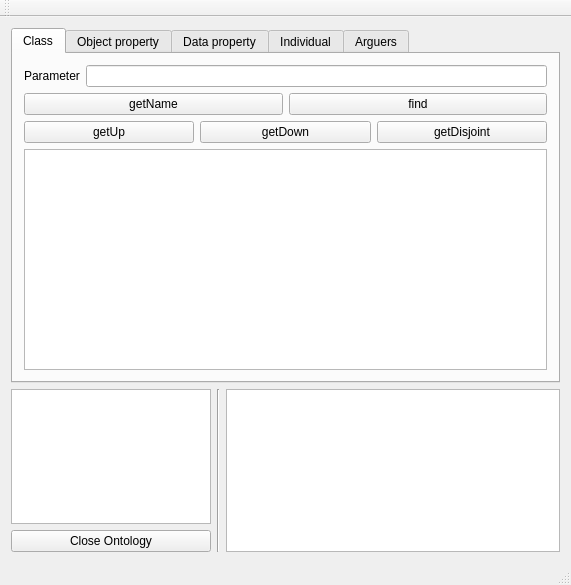
Before: the Qt Designer form ui/ontologui.ui in sarthou/ontologenius, drawn with Qt 5.
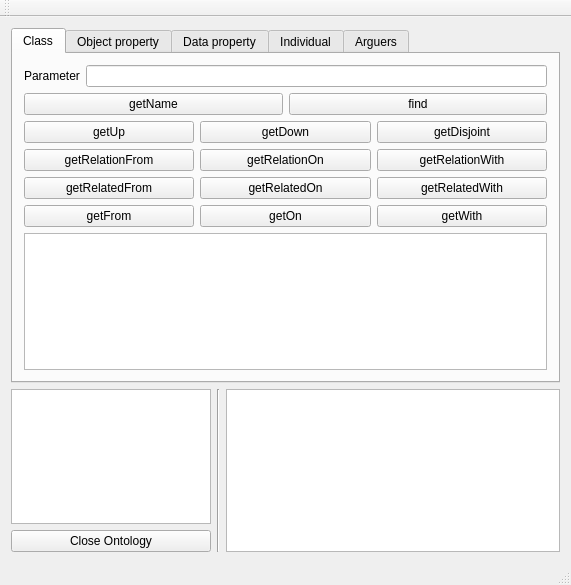
After: the same form once the commit is applied. The open tabs and pages were chosen to show the change. Custom widgets are drawn as their Qt base class.

Commit message: [UPDATE] ClassGraph properties exploration in ontoloGUI

What changed in the file:
```diff
--- a/ui/ontologui.ui
+++ b/ui/ontologui.ui
@@ -112,6 +112,126 @@
           </item>
          </layout>
         </item>
+        <item>
+         <layout class="QHBoxLayout" name="horizontalLayout_22">
+          <item>
+           <widget class="QPushButtonExtended" name="Class_getRelationFrom">
+            <property name="cursor">
+             <cursorShape>PointingHandCursor</cursorShape>
+            </property>
+            <property name="whatsThis">
+             <string>&lt;html&gt;&lt;head/&gt;&lt;body&gt;&lt;p&gt;&lt;span style=&quot; font-weight:600; font-style:italic;&quot;&gt;getRelationFrom&lt;/span&gt; will give you all the properties applied to the class given in the parameter&lt;br/&gt;&lt;/p&gt;&lt;p&gt;Command line:&lt;/p&gt;&lt;p&gt;&lt;span style=&quot; font-family:'monospace';&quot;&gt;$ rosservice call /ontologenius/class &amp;quot;{param: 'human', action: 'getRelationFrom'}&amp;quot;&lt;/span&gt;&lt;/p&gt;&lt;/body&gt;&lt;/html&gt;</string>
+            </property>
+            <property name="text">
+             <string>getRelationFrom</string>
+            </property>
+           </widget>
+          </item>
+          <item>
+           <widget class="QPushButtonExtended" name="Class_getRelationOn">
+            <property name="cursor">
+             <cursorShape>PointingHandCursor</cursorShape>
+            </property>
+            <property name="whatsThis">
+             <string>&lt;html&gt;&lt;head/&gt;&lt;body&gt;&lt;p&gt;&lt;span style=&quot; font-weight:600; font-style:italic;&quot;&gt;getRelationOn&lt;/span&gt; will give you all the properties going to the given class in the parameter&lt;br/&gt;&lt;/p&gt;&lt;p&gt;Command line:&lt;/p&gt;&lt;p&gt;&lt;span style=&quot; font-family:'monospace';&quot;&gt;$ rosservice call /ontologenius/class &amp;quot;{param: 'human', action: 'getRelationOn'}&amp;quot;&lt;/span&gt;&lt;/p&gt;&lt;/body&gt;&lt;/html&gt;</string>
+            </property>
+            <property name="text">
+             <string>getRelationOn</string>
+            </property>
+           </widget>
+          </item>
+          <item>
+           <widget class="QPushButtonExtended" name="Class_getRelationWith">
+            <property name="cursor">
+             <cursorShape>PointingHandCursor</cursorShape>
+            </property>
+            <property name="whatsThis">
+             <string>&lt;html&gt;&lt;head/&gt;&lt;body&gt;&lt;p&gt;&lt;span style=&quot; font-weight:600; font-style:italic;&quot;&gt;getRelationWith&lt;/span&gt; will give you all the classes pointed by a property applied to the given class in the parameter&lt;br/&gt;&lt;/p&gt;&lt;p&gt;Command line:&lt;/p&gt;&lt;p&gt;&lt;span style=&quot; font-family:'monospace';&quot;&gt;$ rosservice call /ontologenius/class &amp;quot;{param: 'human', action: 'getRelationWith'}&amp;quot;&lt;/span&gt;&lt;/p&gt;&lt;/body&gt;&lt;/html&gt;</string>
+            </property>
+            <property name="text">
+             <string>getRelationWith</string>
+            </property>
+           </widget>
+          </item>
+         </layout>
+        </item>
+        <item>
+         <layout class="QHBoxLayout" name="horizontalLayout_23">
+          <item>
+           <widget class="QPushButtonExtended" name="Class_getRelatedFrom">
+            <property name="cursor">
+             <cursorShape>PointingHandCursor</cursorShape>
+            </property>
+            <property name="whatsThis">
+             <string>&lt;html&gt;&lt;head/&gt;&lt;body&gt;&lt;p&gt;&lt;span style=&quot; font-weight:600; font-style:italic;&quot;&gt;getRelatedFrom&lt;/span&gt; will give you all the classes possessing the property given in the parameter&lt;br/&gt;&lt;/p&gt;&lt;p&gt;Command line:&lt;/p&gt;&lt;p&gt;&lt;span style=&quot; font-family:'monospace';&quot;&gt;$ rosservice call /ontologenius/class &amp;quot;{param: 'hasLeg', action: 'getRelatedFrom'}&amp;quot;&lt;/span&gt;&lt;/p&gt;&lt;/body&gt;&lt;/html&gt;</string>
+            </property>
+            <property name="text">
+             <string>getRelatedFrom</string>
+            </property>
+           </widget>
+          </item>
+          <item>
+           <widget class="QPushButtonExtended" name="Class_getRelatedOn">
+            <property name="cursor">
+             <cursorShape>PointingHandCursor</cursorShape>
+            </property>
+            <property name="whatsThis">
+             <string>&lt;html&gt;&lt;head/&gt;&lt;body&gt;&lt;p&gt;&lt;span style=&quot; font-weight:600; font-style:italic;&quot;&gt;getRelatedOn&lt;/span&gt; will give you all the classes pointed to by the property given in the parameter&lt;br/&gt;&lt;/p&gt;&lt;p&gt;Command line:&lt;/p&gt;&lt;p&gt;$ rosservice call /ontologenius/class &amp;quot;{param: 'hasLeg', action: 'getRelatedOn'}&amp;quot;&lt;/p&gt;&lt;/body&gt;&lt;/html&gt;</string>
+            </property>
+            <property name="text">
+             <string>getRelatedOn</string>
+            </property>
+           </widget>
+          </item>
+          <item>
+           <widget class="QPushButtonExtended" name="Class_getRelatedWith">
+            <property name="cursor">
+             <cursorShape>PointingHandCursor</cursorShape>
+            </property>
+            <property name="whatsThis">
+             <string>&lt;html&gt;&lt;head/&gt;&lt;body&gt;&lt;p&gt;&lt;span style=&quot; font-weight:600; font-style:italic;&quot;&gt;getRelatedWith&lt;/span&gt; will give you all classes having a property pointing to the given class in the parameter&lt;br/&gt;&lt;/p&gt;&lt;p&gt;Command line:&lt;/p&gt;&lt;p&gt;&lt;span style=&quot; font-family:'monospace';&quot;&gt;$ rosservice call /ontologenius/class &amp;quot;{param: 'human', action: 'getRelatedWith'}&amp;quot;&lt;/span&gt;&lt;/p&gt;&lt;/body&gt;&lt;/html&gt;</string>
+            </property>
+            <property name="text">
+             <string>getRelatedWith</string>
+            </property>
+           </widget>
+          </item>
+         </layout>
+        </item>
+        <item>
+         <layout class="QHBoxLayout" name="horizontalLayout_24">
+          <item>
+           <widget class="QPushButtonExtended" name="Class_getFrom">
+            <property name="whatsThis">
+             <string>&lt;html&gt;&lt;head/&gt;&lt;body&gt;&lt;p&gt;&lt;span style=&quot; font-weight:600; font-style:italic;&quot;&gt;getFrom&lt;/span&gt; will give you all the classes having the given property in the parameter and pointing to the given class in the parameter&lt;br/&gt;&lt;/p&gt;&lt;p&gt;Command line:&lt;/p&gt;&lt;p&gt;&lt;span style=&quot; font-family:'monospace';&quot;&gt;$ rosservice call /ontologenius/class &quot;{param: 'human:hasLeg', action: 'getFrom'}&quot;&lt;/span&gt;&lt;/p&gt;&lt;p&gt;Here we asked all the classes for whom 'human' 'hasLeg' them&lt;/p&gt;&lt;/body&gt;&lt;/html&gt;</string>
+            </property>
+            <property name="text">
+             <string>getFrom</string>
+            </property>
+           </widget>
+          </item>
+          <item>
+           <widget class="QPushButtonExtended" name="Class_getOn">
+            <property name="whatsThis">
+             <string>&lt;html&gt;&lt;head/&gt;&lt;body&gt;&lt;p&gt;&lt;span style=&quot; font-weight:600; font-style:italic;&quot;&gt;getOn&lt;/span&gt; will give you all the classes pointed by the property given in the parameter and applied to the given class in the parameter&lt;br/&gt;&lt;/p&gt;&lt;p&gt;Command line:&lt;/p&gt;&lt;p&gt;&lt;span style=&quot; font-family:'monospace';&quot;&gt;$ rosservice call /ontologenius/class &amp;quot;{param: 'human:hasLeg', action: 'getOn'}&amp;quot;&lt;/span&gt;&lt;/p&gt;&lt;p&gt;Here we asked for all the classes that 'hasLeg' 'human'&lt;/p&gt;&lt;/body&gt;&lt;/html&gt;</string>
+            </property>
+            <property name="text">
+             <string>getOn</string>
+            </property>
+           </widget>
+          </item>
+          <item>
+           <widget class="QPushButtonExtended" name="Class_getWith">
+            <property name="whatsThis">
+             <string>&lt;html&gt;&lt;head/&gt;&lt;body&gt;&lt;p&gt;&lt;span style=&quot; font-weight:600; font-style:italic;&quot;&gt;getWith&lt;/span&gt; will give you all the properties linking the two classes given in the parameter&lt;br/&gt;&lt;/p&gt;&lt;p&gt;Command line:&lt;/p&gt;&lt;p&gt;&lt;span style=&quot; font-family:'monospace';&quot;&gt;$ rosservice call /ontologenius/class &quot;{param: 'human:man', action: 'getWith'}&quot;&lt;/span&gt;&lt;/p&gt;&lt;p&gt;Here we asked all the properties for whom 'human' is related to 'man' them&lt;/p&gt;&lt;/body&gt;&lt;/html&gt;</string>
+            </property>
+            <property name="text">
+             <string>getWith</string>
+            </property>
+           </widget>
+          </item>
+         </layout>
+        </item>
         <item>
          <widget class="QTextEdit" name="ClassDescription">
           <property name="verticalScrollBarPolicy">
```
The commit also changes 1 other file.
